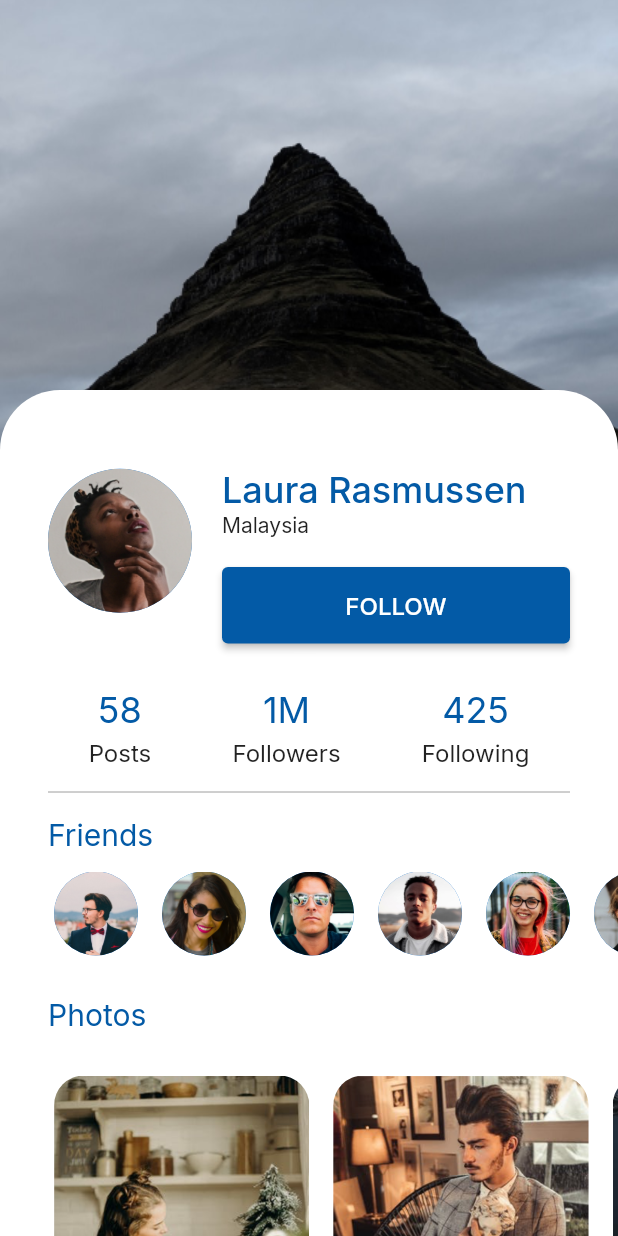
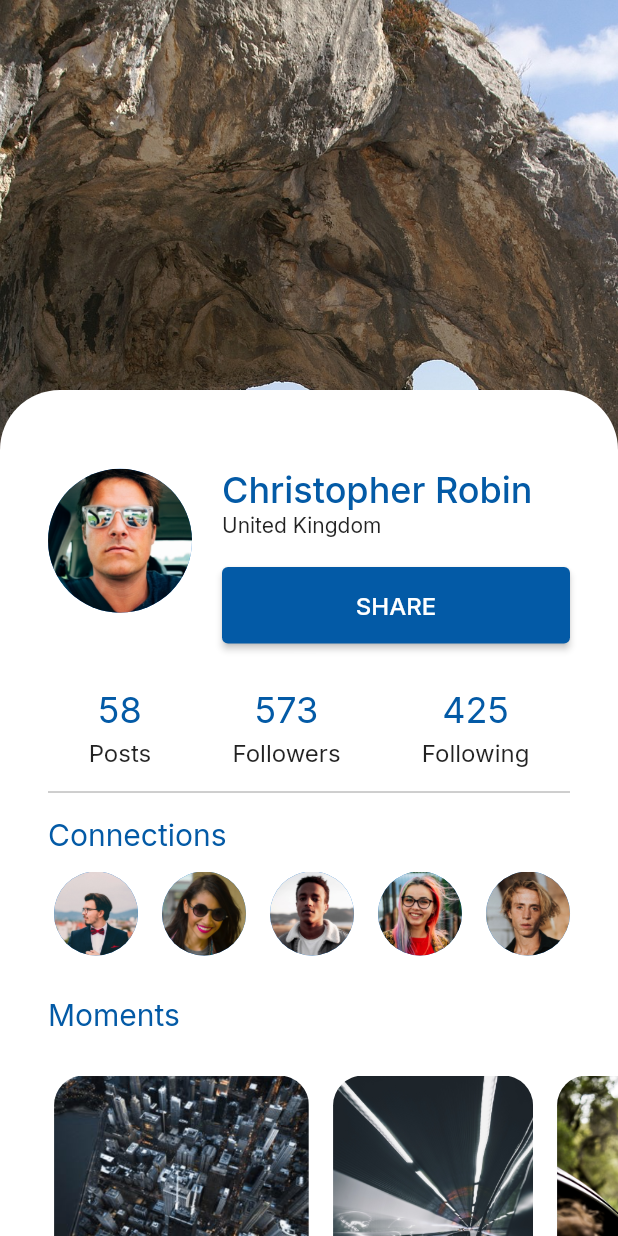
Before and after one commit to kdaniels/FlutterSocialMedia, a Flutter app: the screen it shows after launch, after a tap on "Sign up with email address", on a phone screen of 412 x 824 dp. Run offline on Flutter 3.47's test engine with Material 2 defaults, Android fonts, the phone set to English and light mode, and no system bars; our stand-ins replace carousel_slider, google_fonts.

```diff
--- a/lib/screens/onboarding_screen.dart
+++ b/lib/screens/onboarding_screen.dart
@@ -55,16 +55,16 @@ class _OnboardingScreenState extends State<OnboardingScreen> {
         children: [
           CarouselSlider(
             items: [0, 1, 2, 3].map((e) {
-              return Image.asset('assets/images/testingCar.jpg');
+              return Image.asset('assets/images/resizeMotorbike.jpg');
             }).toList(),
             options: CarouselOptions(
               height: double.infinity,
               initialPage: currentIndex,
               aspectRatio: 16/9,
               enlargeCenterPage: true,
-              //autoPlayCurve: Curves.fastOutSlowIn,
+              autoPlayCurve: Curves.fastOutSlowIn,
               autoPlayAnimationDuration: Duration(milliseconds: 800),
-              viewportFraction: 0.9,
+              viewportFraction: 1,
               onPageChanged: (index, reason) {
                 setState(() {
                   currentIndex = index;
@@ -99,8 +99,8 @@ class _OnboardingScreenState extends State<OnboardingScreen> {
                     textAlign: TextAlign.center,
                   ),
                   Image.asset(
-                    'assets/images/catnextbaseWhite.png',
-                    height: 80,
+                    'assets/images/placeholder-logo.png',
+                    height: 100,
                   ),
                   Text(
                     'Moments',
--- a/lib/screens/profile_screen.dart
+++ b/lib/screens/profile_screen.dart
@@ -12,7 +12,7 @@ class ProfileScreen extends StatelessWidget {
           decoration: BoxDecoration(
             image: DecorationImage(
               image: AssetImage(
-                'assets/images/profile_bg.png',
+                'assets/images/motorbike.jpg',
               ),
               alignment: Alignment.topCenter,
               fit: BoxFit.fitWidth,
@@ -46,7 +46,7 @@ class ProfileScreen extends StatelessWidget {
                               CircleAvatar(
                                 radius: 48,
                                 backgroundImage:
-                                    AssetImage('assets/images/profile_pic.png'),
+                                    AssetImage('assets/images/friend_pic3.png'),
                               ),
                               SizedBox(
                                 width: 20,
@@ -60,14 +60,14 @@ class ProfileScreen extends StatelessWidget {
                                       height: 20,
                                     ),
                                     Text(
-                                      'Laura Rasmussen',
+                                      'Christopher Robin',
                                       style: TextStyle(
                                         fontSize: 24,
                                         color: kBlueColor,
                                         fontWeight: FontWeight.w500,
                                       ),
                                     ),
-                                    Text('Malaysia'),
+                                    Text('United Kingdom'),
                                     SizedBox(
                                       height: 20,
                                     ),
@@ -82,7 +82,7 @@ class ProfileScreen extends StatelessWidget {
                                         borderRadius: BorderRadius.circular(4),
                                       ),
                                       child: Text(
-                                        'FOLLOW',
+                                        'SHARE',
                                         style: TextStyle(
                                           fontSize: 16,
                                           color: kWhiteColor,
@@ -123,7 +123,7 @@ class ProfileScreen extends StatelessWidget {
                               Column(
                                 children: [
                                   Text(
-                                    '1M',
+                                    '573',
                                     style: TextStyle(
                                       fontSize: 24,
                                       color: kBlueColor,
@@ -173,7 +173,7 @@ class ProfileScreen extends StatelessWidget {
                             height: 16,
                           ),
                           Text(
-                            'Friends',
+                            'Connections',
                             style: TextStyle(
                               fontSize: 20,
                               color: kBlueColor,
@@ -204,14 +204,6 @@ class ProfileScreen extends StatelessWidget {
                               radius: 28,
                               backgroundImage:
                                   AssetImage('assets/images/friend_pic2.png'),
-                            ),
-                          ),
-                          Padding(
-                            padding: EdgeInsets.symmetric(horizontal: 8),
-                            child: CircleAvatar(
-                              radius: 28,
-                              backgroundImage:
-                                  AssetImage('assets/images/friend_pic3.png'),
                             ),
                           ),
                           Padding(
@@ -253,7 +245,7 @@ class ProfileScreen extends StatelessWidget {
                         vertical: 12,
                       ),
                       child: Text(
-                        'Photos',
+                        'Moments',
                         style: TextStyle(
                           color: kBlueColor,
                           fontSize: 20,
@@ -276,7 +268,7 @@ class ProfileScreen extends StatelessWidget {
                             child: ClipRRect(
                               borderRadius: BorderRadius.circular(20),
                               child: Image.asset(
-                                'assets/images/photo1.png',
+                                'assets/images/photo3.png',
                                 height: 200,
                                 fit: BoxFit.fitHeight,
                               ),
@@ -287,7 +279,7 @@ class ProfileScreen extends StatelessWidget {
                             child: ClipRRect(
                               borderRadius: BorderRadius.circular(20),
                               child: Image.asset(
-                                'assets/images/photo2.png',
+                                'assets/images/tunnel_car.jpg',
                                 height: 200,
                                 fit: BoxFit.fitHeight,
                               ),
@@ -298,7 +290,7 @@ class ProfileScreen extends StatelessWidget {
                             child: ClipRRect(
                               borderRadius: BorderRadius.circular(20),
                               child: Image.asset(
-                                'assets/images/photo3.png',
+                                'assets/images/woman_in_car.jpg',
                                 height: 200,
                                 fit: BoxFit.fitHeight,
                               ),
```
Also changed, not shown: assets/images/insta_profile.jpg (added), assets/images/placeholder-logo.png (added), 3 other files.
